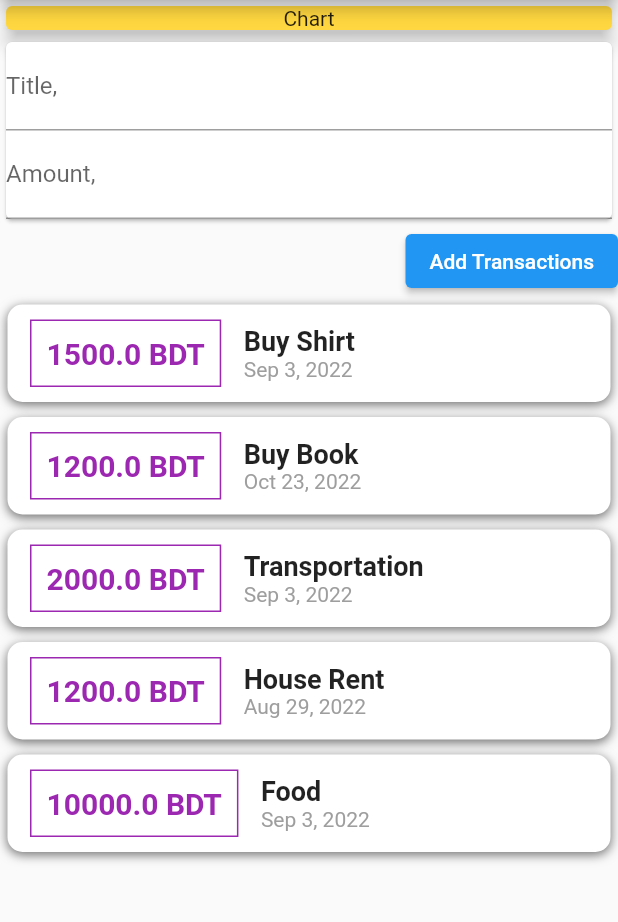
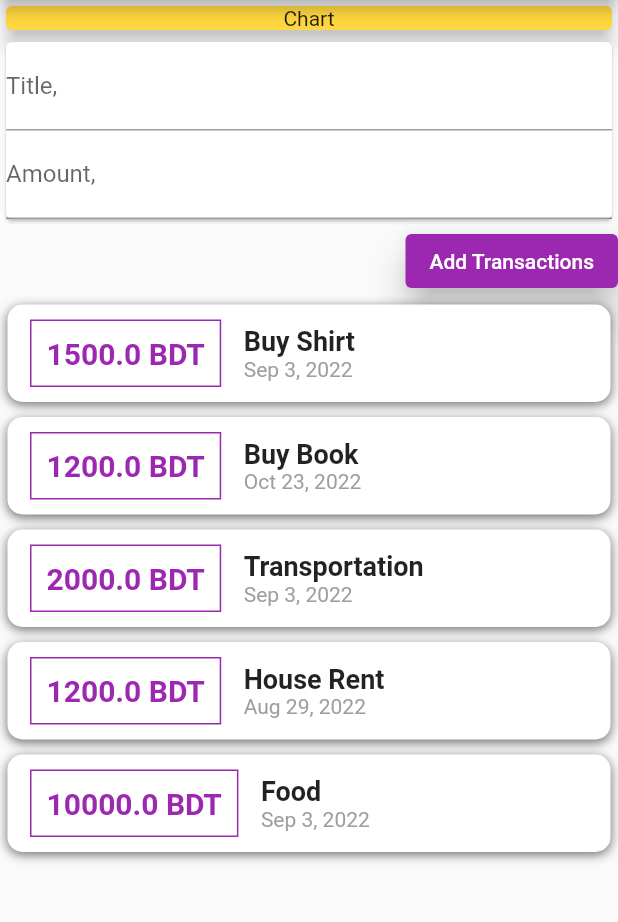
Before and after one commit to Raihan-Sharif/my_expense_app, a Flutter app: the screen it shows after launch, on a phone screen of 412 x 824 dp, the part 84-1006 px from its top. Run offline on Flutter 3.47's test engine with Material 2 defaults, Android fonts, the phone set to English and light mode, and no system bars.

Commit message:
add textEditingController

```diff
--- a/lib/main.dart
+++ b/lib/main.dart
@@ -50,6 +50,8 @@
       date: DateTime.now(),
     ),
   ];
+  final titleController = TextEditingController();
+  final amountController = TextEditingController();
 
   @override
   Widget build(BuildContext context) {
@@ -73,14 +75,26 @@
           Card(
             child: Column(
               children: <Widget>[
-                TextField(decoration: InputDecoration(labelText: 'Title,')),
-                TextField(decoration: InputDecoration(labelText: 'Amount,')),
+                TextField(
+                  decoration: InputDecoration(labelText: 'Title,'),
+                  controller: titleController,
+                ),
+                TextField(
+                  decoration: InputDecoration(labelText: 'Amount,'),
+                  controller: amountController,
+                ),
               ],
             ),
           ),
           ElevatedButton(
-            onPressed: () => {},
-            child: Text('Add Transactions'),
+            onPressed: () => {print(titleController.text)},
+            child: Text(
+              'Add Transactions',
+            ),
+            style: ButtonStyle(
+              backgroundColor: MaterialStateProperty.all(Colors.purple),
+              elevation: MaterialStateProperty.all(10),
+            ),
           ),
           Column(
             children: myTransactionList.map((tx) {
```
